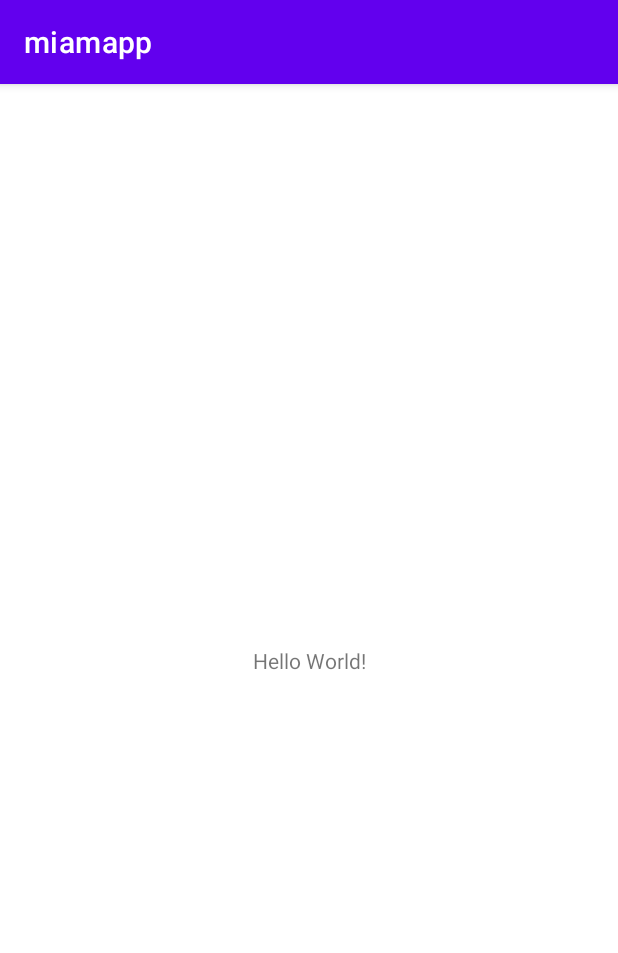
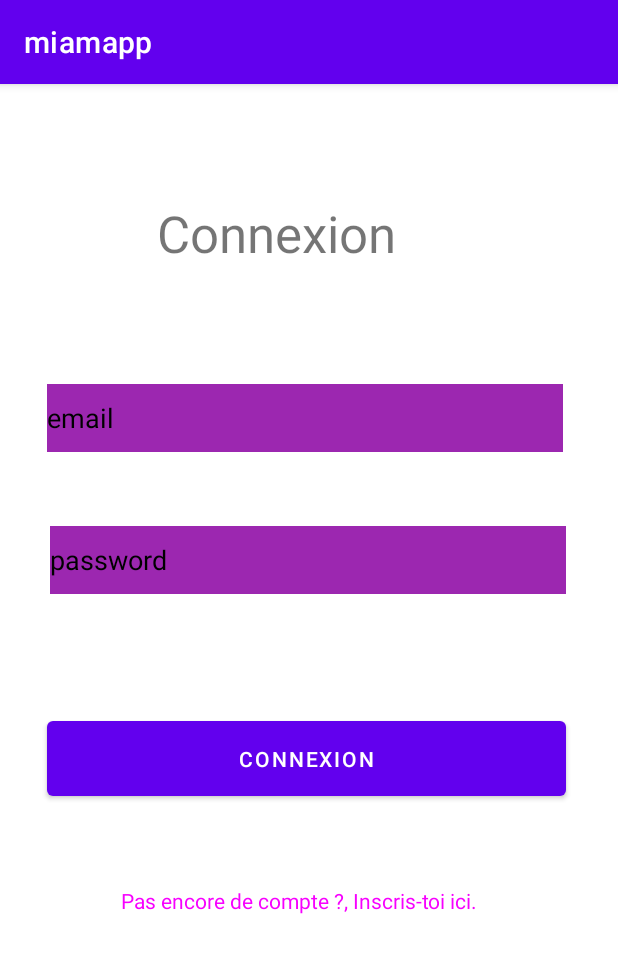
Before and after one commit to MarwaneAlh/Mobile1, an Android app: the screen it shows after launch once a user with an empty profile is signed in (MainActivity before the commit, LoginActivity after it), on a phone screen of 412 x 824 dp. Shown: the top 953 px of the screen. Run offline under Robolectric (Android 15) with nearby library versions, the phone set to English and light mode, and no system bars; our stand-ins replace Firebase (no records; nobody signed in at launch, a user with empty details on screens opened directly).

Commit message:
System de login et d'inscription OK
Implémentation du system de login et inscription avec la base de donnée firebase parfaitement fonctionnel !

```diff
--- a/Application/app/build.gradle
+++ b/Application/app/build.gradle
@@ -6,7 +6,7 @@ android {
     compileSdk 32
 
     defaultConfig {
-        applicationId "com.example.myapplication"
+        applicationId "com.example.miamapp"
         minSdk 16
         targetSdk 32
         versionCode 1
@@ -32,6 +32,7 @@ dependencies {
     implementation 'androidx.appcompat:appcompat:1.3.0'
     implementation 'com.google.android.material:material:1.4.0'
     implementation 'androidx.constraintlayout:constraintlayout:2.0.4'
+    implementation 'com.google.firebase:firebase-auth:21.0.2'
     testImplementation 'junit:junit:4.13.2'
     androidTestImplementation 'androidx.test.ext:junit:1.1.3'
     androidTestImplementation 'androidx.test.espresso:espresso-core:3.4.0'
--- /dev/null
+++ b/Application/app/src/main/java/com/example/miamapp/LoginActivity.java
@@ -0,0 +1,87 @@
+package com.example.miamapp;
+
+import androidx.annotation.NonNull;
+import androidx.appcompat.app.AppCompatActivity;
+
+import android.content.Intent;
+import android.os.Bundle;
+import android.text.TextUtils;
+import android.view.View;
+import android.widget.Button;
+import android.widget.EditText;
+import android.widget.TextView;
+import android.widget.Toast;
+
+import com.google.android.gms.tasks.OnCompleteListener;
+import com.google.android.gms.tasks.Task;
+import com.google.firebase.auth.AuthResult;
+import com.google.firebase.auth.FirebaseAuth;
+
+public class LoginActivity extends AppCompatActivity {
+    EditText mEmail,mPassword;
+    Button mloginbtn;
+    TextView mregisterBtn;
+    FirebaseAuth fAuth;
+
+    @Override
+    protected void onCreate(Bundle savedInstanceState) {
+        super.onCreate(savedInstanceState);
+        setContentView(R.layout.activity_login);
+
+
+        mEmail= findViewById(R.id.email);
+        mPassword =findViewById(R.id.password);
+        mloginbtn =findViewById(R.id.connexionBtn);
+        mregisterBtn =findViewById(R.id.inscriptionText);
+        fAuth = FirebaseAuth.getInstance();
+
+        mloginbtn.setOnClickListener(new View.OnClickListener() {
+            @Override
+            public void onClick(View view) {
+                String email = mEmail.getText().toString().trim();
+                String password = mPassword.getText().toString().trim();
+                if(TextUtils.isEmpty(email)){
+                    mEmail.setError("Veuillez entrer un email");
+                    return;
+                }
+                if(TextUtils.isEmpty(password)){
+                    mPassword.setError("Veuillez entrer un mot de passe");
+                    return;
+                }
+
+                if(password.length()<6){
+                    mPassword.setError("Veuillez entrer un mot de passe de minimum 6 caracteres");
+                }
+
+                fAuth.signInWithEmailAndPassword(email,password).addOnCompleteListener(new OnCompleteListener<AuthResult>() {
+                    @Override
+                    public void onComplete(@NonNull Task<AuthResult> task) {
+                        if(task.isSuccessful()){
+                            Toast.makeText(LoginActivity.this, "Connexion réussie !"
+                                    , Toast.LENGTH_SHORT).show();
+                            startActivity(new Intent(getApplicationContext(),MainActivity.class));
+                        }else{
+                            Toast.makeText(LoginActivity.this, "Erreur connexion échoué" +
+                                    " !" +task.getException().getMessage(), Toast.LENGTH_SHORT).show();
+                        }
+                    }
+                });
+
+
+
+
+            }
+        });
+
+        mregisterBtn.setOnClickListener(new View.OnClickListener() {
+            @Override
+            public void onClick(View view) {
+                startActivity(new Intent(getApplicationContext(),RegisterActivity.class));
+            }
+        });
+
+    /*if(fAuth.getCurrentUser() !=null){
+        startActivity(new Intent(getApplicationContext(),MainActivity.class));
+        finish();*/
+    }
+    }
--- a/Application/app/src/main/java/com/example/miamapp/SplashActivity.java
+++ b/Application/app/src/main/java/com/example/miamapp/SplashActivity.java
@@ -29,7 +29,7 @@ public class SplashActivity extends AppCompatActivity {
                 }catch (Exception e){
                     e.printStackTrace();
                 }finally {
-                    startActivity(new Intent(SplashActivity.this,MainActivity.class));
+                    startActivity(new Intent(SplashActivity.this,LoginActivity.class));
                 }
             }
         };
--- /dev/null
+++ b/Application/app/src/main/res/layout/activity_login.xml
@@ -0,0 +1,87 @@
+<?xml version="1.0" encoding="utf-8"?>
+<androidx.constraintlayout.widget.ConstraintLayout xmlns:android="http://schemas.android.com/apk/res/android"
+    xmlns:app="http://schemas.android.com/apk/res-auto"
+    xmlns:tools="http://schemas.android.com/tools"
+    android:layout_width="match_parent"
+    android:layout_height="match_parent"
+    tools:context=".LoginActivity">
+    <EditText
+        android:id="@+id/password"
+        android:layout_width="344dp"
+        android:layout_height="45dp"
+        android:layout_marginStart="16dp"
+        android:layout_marginLeft="16dp"
+        android:layout_marginEnd="16dp"
+        android:layout_marginRight="16dp"
+        android:background="#9C27B0"
+        android:ems="10"
+        android:hint="password"
+        android:inputType="textPassword"
+        android:textColor="#000000"
+        android:textColorHint="#000000"
+        app:layout_constraintBottom_toBottomOf="parent"
+        app:layout_constraintEnd_toEndOf="parent"
+        app:layout_constraintHorizontal_bias="0.485"
+        app:layout_constraintStart_toStartOf="parent"
+        app:layout_constraintTop_toBottomOf="@+id/email"
+        app:layout_constraintVertical_bias="0.103" />
+
+    <EditText
+        android:id="@+id/email"
+        android:layout_width="344dp"
+        android:layout_height="45dp"
+        android:layout_marginStart="16dp"
+        android:layout_marginLeft="16dp"
+        android:layout_marginEnd="16dp"
+        android:layout_marginRight="16dp"
+        android:background="#9C27B0"
+        android:ems="10"
+        android:hint="email"
+        android:inputType="textPersonName"
+        android:textColor="#000000"
+        android:textColorHint="#000000"
+        app:layout_constraintBottom_toBottomOf="parent"
+        app:layout_constraintEnd_toEndOf="parent"
+        app:layout_constraintHorizontal_bias="0.428"
+        app:layout_constraintStart_toStartOf="parent"
+        app:layout_constraintTop_toBottomOf="@+id/textView"
+        app:layout_constraintVertical_bias="0.139" />
+
+    <TextView
+        android:id="@+id/textView"
+        android:layout_width="202dp"
+        android:layout_height="39dp"
+        android:text="Connexion"
+        android:textSize="34sp"
+        app:layout_constraintBottom_toBottomOf="parent"
+        app:layout_constraintEnd_toEndOf="parent"
+        app:layout_constraintHorizontal_bias="0.497"
+        app:layout_constraintStart_toStartOf="parent"
+        app:layout_constraintTop_toTopOf="parent"
+        app:layout_constraintVertical_bias="0.105" />
+
+    <Button
+        android:id="@+id/connexionBtn"
+        android:layout_width="346dp"
+        android:layout_height="62dp"
+        android:text="CONNEXION"
+        app:layout_constraintBottom_toBottomOf="parent"
+        app:layout_constraintEnd_toEndOf="parent"
+        app:layout_constraintHorizontal_bias="0.476"
+        app:layout_constraintStart_toStartOf="parent"
+        app:layout_constraintTop_toBottomOf="@+id/password"
+        app:layout_constraintVertical_bias="0.215" />
+
+    <TextView
+        android:id="@+id/inscriptionText"
+        android:layout_width="251dp"
+        android:layout_height="30dp"
+        android:text="Pas encore de compte ?, Inscris-toi ici."
+        android:textColor="#F700FF"
+        app:layout_constraintBottom_toBottomOf="parent"
+        app:layout_constraintEnd_toEndOf="parent"
+        app:layout_constraintStart_toStartOf="parent"
+        app:layout_constraintTop_toBottomOf="@+id/connexionBtn"
+        app:layout_constraintVertical_bias="0.21" />
+
+</androidx.constraintlayout.widget.ConstraintLayout>
```
Also changed, not shown: Application/app/src/main/AndroidManifest.xml (+11 -6 lines), Application/app/src/main/java/com/example/miamapp/MainActivity.java (+9 -2 lines), Application/app/src/main/java/com/example/miamapp/RegisterActivity.java (added, +84 -0 lines), Application/app/src/main/res/layout/activity_main.xml (+22 -4 lines), Application/app/src/main/res/layout/activity_register.xml (added, +109 -0 lines).
